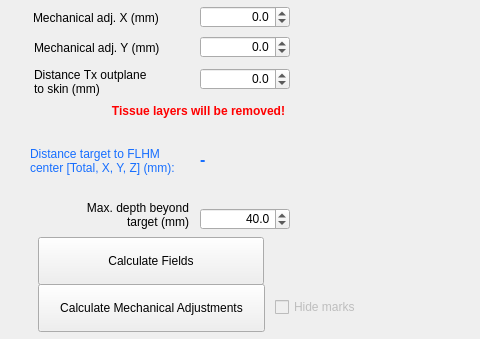
This is BabelBrain/Babel_SingleTx/formBx.ui in ProteusMRIgHIFU/BabelBrain as Qt 5 draws it before an edit; both pictures show x 0 to 480 and y 134 to 473 of the 1251 by 473 pixel window. The edited form follows.
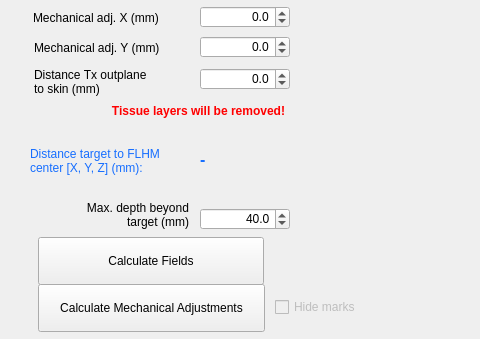
This is the edited form.

What changed in the file:
```diff
--- a/BabelBrain/Babel_SingleTx/formBx.ui
+++ b/BabelBrain/Babel_SingleTx/formBx.ui
@@ -405,7 +405,7 @@
    </property>
    <property name="text">
     <string>Distance target to FLHM
-center [Total, X, Y, Z] (mm):</string>
+center [X, Y, Z] (mm):</string>
    </property>
    <property name="indent">
     <number>0</number>
```
